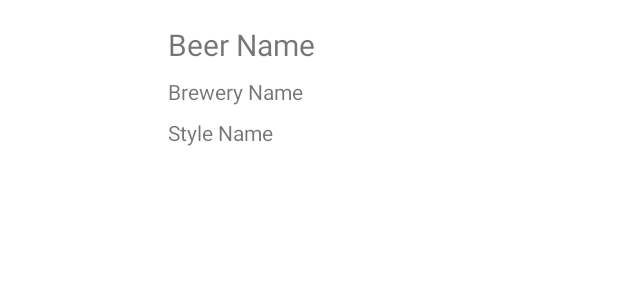
After one commit to Kieru18/beer-manager, an Android app: the layout item_beer.xml on its own in the app's theme, with its tools: preview values and no code run, on a phone screen of 412 x 824 dp. The commit adds this screen. Shown: the top 300 px of the screen. Run offline under Robolectric (Android 15) with nearby library versions, the phone set to English and light mode, and no system bars.

Commit message:
Refactored packages

```diff
--- a/app/src/main/AndroidManifest.xml
+++ b/app/src/main/AndroidManifest.xml
@@ -12,7 +12,7 @@
         android:theme="@style/Theme.BeerManager"
         tools:targetApi="31">
         <activity
-            android:name=".MainActivity"
+            android:name=".activities.MainActivity"
             android:exported="true">
             <intent-filter>
                 <action android:name="android.intent.action.MAIN" />
--- /dev/null
+++ b/app/src/main/java/com/beermanager/activities/AllBeersActivity.kt
@@ -0,0 +1,5 @@
+package com.beermanager.activities
+
+class AllBeersActivity {
+
+}
--- /dev/null
+++ b/app/src/main/java/com/beermanager/activities/SearchActivity.kt
@@ -0,0 +1,5 @@
+package com.beermanager.activities
+
+class SearchActivity {
+
+}
--- /dev/null
+++ b/app/src/main/res/layout/item_beer.xml
@@ -0,0 +1,48 @@
+<!-- item_beer.xml -->
+<LinearLayout xmlns:android="http://schemas.android.com/apk/res/android"
+    android:orientation="horizontal"
+    android:layout_width="match_parent"
+    android:layout_height="wrap_content"
+    android:padding="16dp">
+
+    <ImageView
+        android:id="@+id/imageView"
+        android:layout_width="80dp"
+        android:layout_height="80dp" />
+
+    <LinearLayout
+        android:orientation="vertical"
+        android:layout_width="match_parent"
+        android:layout_height="wrap_content"
+        android:layout_marginStart="16dp">
+
+        <TextView
+            android:id="@+id/beerNameTextView"
+            android:text="Beer Name"
+            android:textSize="20sp"
+            android:layout_width="wrap_content"
+            android:layout_height="wrap_content" />
+
+        <TextView
+            android:id="@+id/breweryNameTextView"
+            android:text="Brewery Name"
+            android:layout_width="wrap_content"
+            android:layout_height="wrap_content"
+            android:layout_marginTop="8dp" />
+
+        <TextView
+            android:id="@+id/styleNameTextView"
+            android:text="Style Name"
+            android:layout_width="wrap_content"
+            android:layout_height="wrap_content"
+            android:layout_marginTop="8dp" />
+
+        <androidx.recyclerview.widget.RecyclerView
+            android:id="@+id/photosRecyclerView"
+            android:layout_width="match_parent"
+            android:layout_height="wrap_content"
+            android:layout_marginTop="8dp" />
+
+    </LinearLayout>
+
+</LinearLayout>
--- a/app/src/main/res/values/strings.xml
+++ b/app/src/main/res/values/strings.xml
@@ -1,3 +1,5 @@
 <resources>
     <string name="app_name">Beer manager</string>
+    <string name="search">Search</string>
+    <string name="all_beers">All Beers</string>
 </resources>
```
Also changed, not shown: app/src/main/java/com/beermanager/BeerAdapter.kt (deleted, +0 -38 lines), app/src/main/java/com/beermanager/MainActivity.kt (deleted, +0 -47 lines), app/src/main/java/com/beermanager/activities/MainActivity.kt (added, +26 -0 lines), app/src/main/res/layout/activity_main.xml (+17 -7 lines), app/src/main/res/layout/beer_item.xml (deleted, +0 -28 lines), app/src/main/res/menu/bottom_navigation_menu.xml (added, +11 -0 lines).
